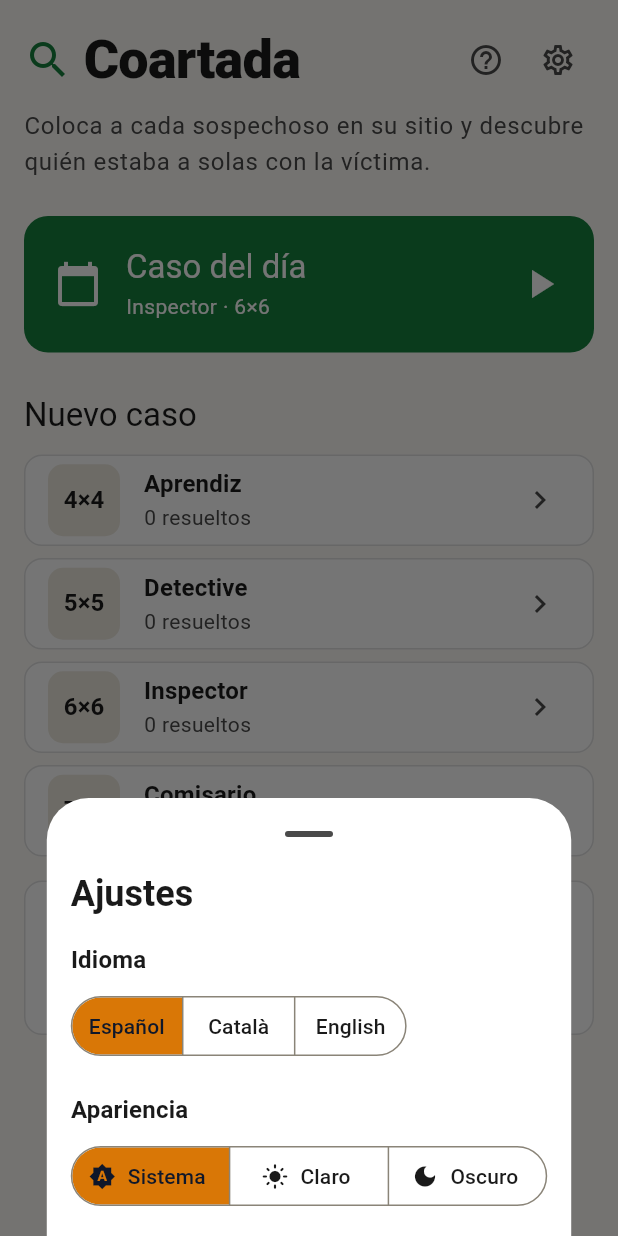
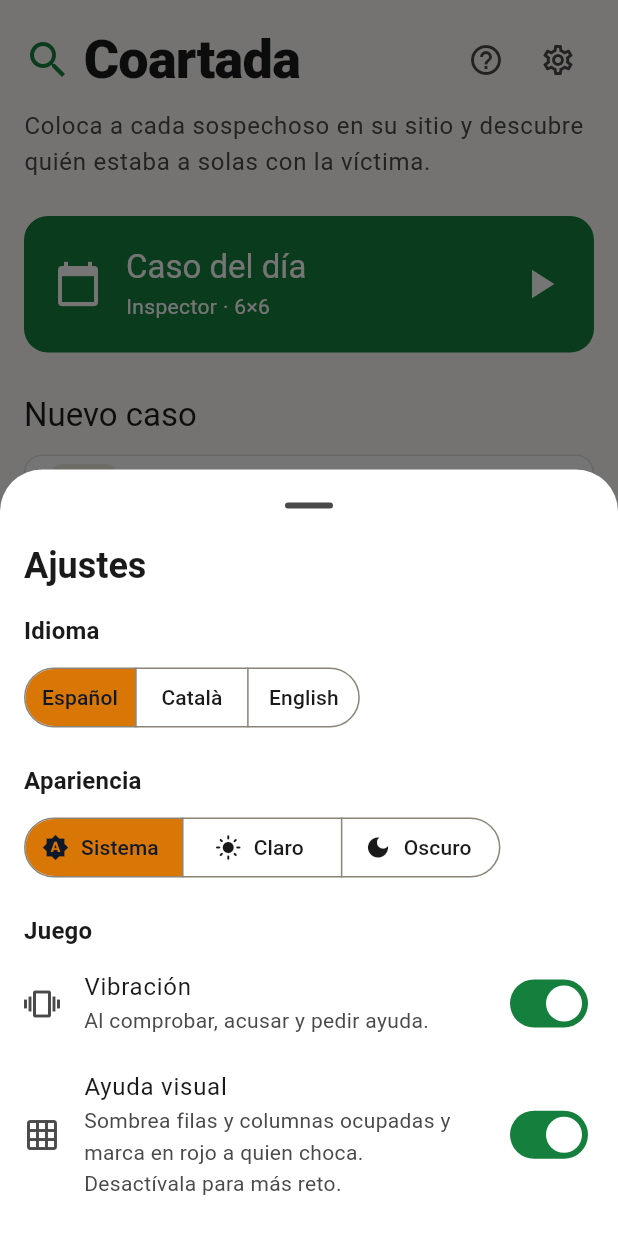
Before and after one commit to alioli97/Coartada, a Flutter app: the screen it shows after launch, after a tap on the "settings" icon, on a phone screen of 412 x 824 dp. Run offline on Flutter 3.47's test engine with Material 3 defaults, Android fonts, the phone set to English and light mode, and no system bars; our stand-ins replace material_ui, shared_preferences.

Commit message:
feat: vibration and visual help settings
Settings gain a Game section: vibration (check, accusation, hint) and
visual help (taken rows/columns shading and clash rings), both on by
default and persisted. Settings can also be opened from the game menu.

Co-Authored-By: Claude Opus 5.5 <noreply@anthropic.com>

```diff
--- a/lib/core/app_state.dart
+++ b/lib/core/app_state.dart
@@ -34,6 +34,8 @@ class AppState extends ChangeNotifier {
   static const _kStats = 'stats';
   static const _kDaily = 'daily_solved';
   static const _kSavedGame = 'saved_game';
+  static const _kHaptics = 'haptics';
+  static const _kVisualHelp = 'visual_help';
 
   final SharedPreferences _prefs;
   late String _language;
@@ -55,6 +57,21 @@ class AppState extends ChangeNotifier {
   set themeMode(ThemeMode mode) {
     _themeMode = mode;
     _prefs.setString(_kTheme, mode.name);
+    notifyListeners();
+  }
+
+  /// Vibration on check, accusation and hint. On by default.
+  bool get haptics => _prefs.getBool(_kHaptics) ?? true;
+  set haptics(bool on) {
+    _prefs.setBool(_kHaptics, on);
+    notifyListeners();
+  }
+
+  /// Board aids: shading of taken rows/columns and rings on people who
+  /// clash. On by default; off for a harder game.
+  bool get visualHelp => _prefs.getBool(_kVisualHelp) ?? true;
+  set visualHelp(bool on) {
+    _prefs.setBool(_kVisualHelp, on);
     notifyListeners();
   }
 
--- a/lib/core/strings.dart
+++ b/lib/core/strings.dart
@@ -54,6 +54,19 @@ class Strings {
   String get themeSystem => _tr('Sistema', 'Sistema', 'System');
   String get themeLight => _tr('Claro', 'Clar', 'Light');
   String get themeDark => _tr('Oscuro', 'Fosc', 'Dark');
+  String get gameSettings => _tr('Juego', 'Joc', 'Game');
+  String get haptics => _tr('Vibración', 'Vibració', 'Vibration');
+  String get hapticsBody => _tr(
+    'Al comprobar, acusar y pedir ayuda.',
+    'En comprovar, acusar i demanar ajuda.',
+    'When checking, accusing and using a hint.',
+  );
+  String get visualHelp => _tr('Ayuda visual', 'Ajuda visual', 'Visual help');
+  String get visualHelpBody => _tr(
+    'Sombrea filas y columnas ocupadas y marca en rojo a quien choca. Desactívala para más reto.',
+    'Ombreja files i columnes ocupades i marca en vermell qui xoca. Desactiva-la per a més repte.',
+    'Shades taken rows and columns and rings clashing people in red. Turn it off for more challenge.',
+  );
 
   // How to play
   String get rulesTitle => _tr('Las reglas', 'Les regles', 'The rules');
--- a/lib/widgets/settings_sheet.dart
+++ b/lib/widgets/settings_sheet.dart
@@ -7,13 +7,15 @@ Future<void> showSettingsSheet(BuildContext context, AppState appState) {
   return showModalBottomSheet<void>(
     context: context,
     showDragHandle: true,
+    // Taller than half the screen on small phones: let it grow and scroll.
+    isScrollControlled: true,
     builder: (context) => ListenableBuilder(
       listenable: appState,
       builder: (context, _) {
         final s = appState.s;
         final text = Theme.of(context).textTheme;
         return SafeArea(
-          child: Padding(
+          child: SingleChildScrollView(
             padding: const EdgeInsets.fromLTRB(16, 0, 16, 16),
             child: Column(
               mainAxisSize: MainAxisSize.min,
@@ -57,6 +59,24 @@ Future<void> showSettingsSheet(BuildContext context, AppState appState) {
                   selected: {appState.themeMode},
                   onSelectionChanged: (v) => appState.themeMode = v.single,
                 ),
+                const SizedBox(height: 20),
+                Text(s.gameSettings, style: text.titleMedium),
+                SwitchListTile(
+                  contentPadding: EdgeInsets.zero,
+                  secondary: const Icon(Icons.vibration),
+                  title: Text(s.haptics),
+                  subtitle: Text(s.hapticsBody),
+                  value: appState.haptics,
+                  onChanged: (on) => appState.haptics = on,
+                ),
+                SwitchListTile(
+                  contentPadding: EdgeInsets.zero,
+                  secondary: const Icon(Icons.grid_on),
+                  title: Text(s.visualHelp),
+                  subtitle: Text(s.visualHelpBody),
+                  value: appState.visualHelp,
+                  onChanged: (on) => appState.visualHelp = on,
+                ),
               ],
             ),
           ),
```
Also changed, not shown: lib/screens/game_screen.dart (+18 -6 lines), lib/widgets/board_view.dart (+7 -2 lines), 3 other files.
